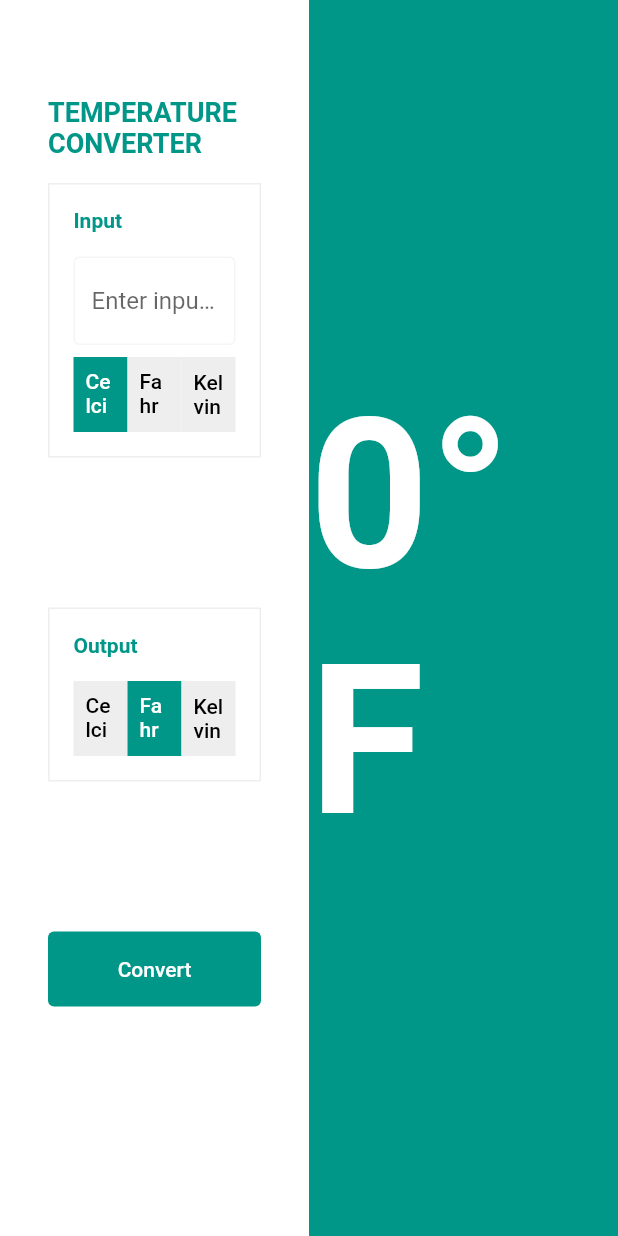
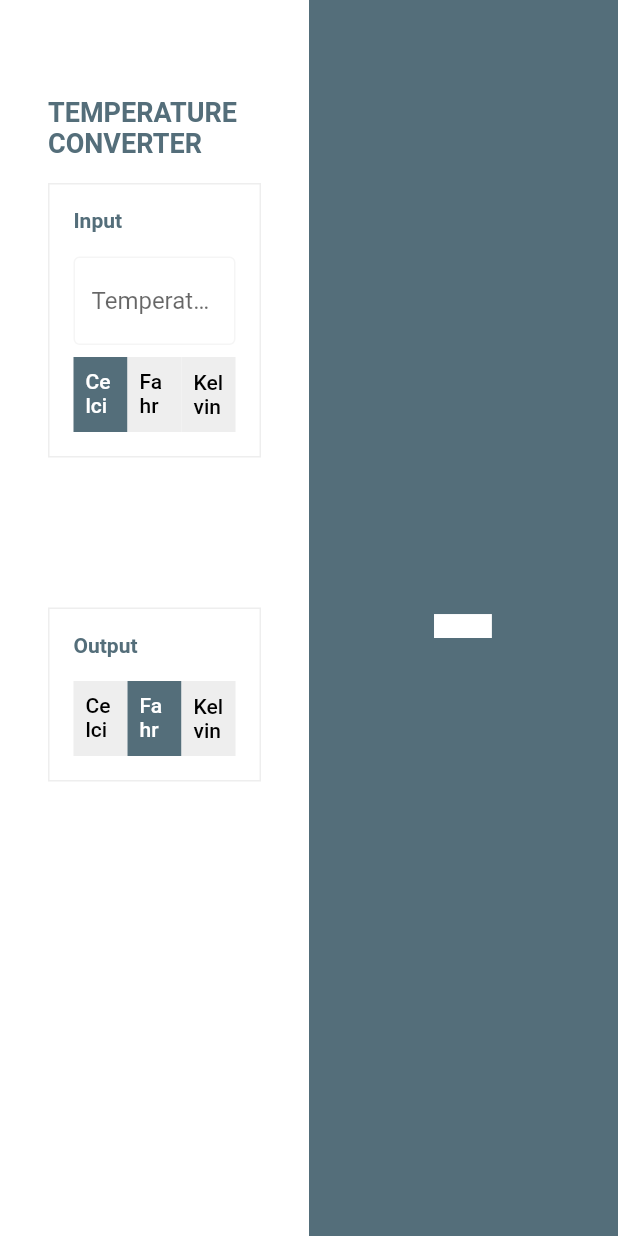
Before and after one commit to faetysal/temperature_converter_gui, a Flutter app: the screen it shows after launch, on a phone screen of 412 x 824 dp. Run offline on Flutter 3.47's test engine with Material 3 defaults, Android fonts, the phone set to English and light mode, and no system bars; our stand-ins replace get, group_button.

Commit message:
Add input/output variable

```diff
--- /dev/null
+++ b/lib/constants.dart
@@ -0,0 +1,3 @@
+import 'package:flutter/material.dart';
+
+Color pryColor = Colors.blueGrey[600]!;
--- a/lib/main.dart
+++ b/lib/main.dart
@@ -2,6 +2,8 @@ import 'package:flutter/material.dart';
 import 'package:flutter/services.dart';
 import 'package:get/get.dart';
 import 'package:group_button/group_button.dart';
+
+import 'constants.dart';
 
 void main() {
   runApp(const TemperatureConverter());
@@ -54,7 +56,7 @@ class Home extends StatelessWidget {
                     Text('TEMPERATURE CONVERTER', style: TextStyle(
                       fontSize: 18,
                       fontWeight: FontWeight.w600,
-                      color: Colors.teal
+                      color: pryColor
                     )),
                     const SizedBox(height: 16),
                     Container(
@@ -70,18 +72,22 @@ class Home extends StatelessWidget {
                           Text('Input', style: TextStyle(
                             fontSize: 14,
                             fontWeight: FontWeight.w600,
-                            color: Colors.teal
+                            color: pryColor
                           )),
                           const SizedBox(height: 16),
                           SizedBox(
                             child: TextFormField(
+                              onChanged: (v) {
+                                controller.inputValue.value = double.tryParse(v);
+                                controller.outputValue.value = double.tryParse(v);
+                              },
                               inputFormatters: [
                                 FilteringTextInputFormatter.allow(
-                                  RegExp(r'^-?(\d+(\.(\d+)?)?)?'),
+                                  RegExp(r'^-?(\d+(\.(\d+)?)?)?')
                                 )
                               ],
                               decoration: InputDecoration(
-                                hintText: 'Enter input temperature',
+                                hintText: 'Temperature',
                                 focusedBorder: OutlineInputBorder(
                                   borderSide: BorderSide(color: Colors.grey[100]!)
                                 ),
@@ -126,7 +132,7 @@ class Home extends StatelessWidget {
                           Text('Output', style: TextStyle(
                             fontSize: 14,
                             fontWeight: FontWeight.w600,
-                            color: Colors.teal
+                            color: pryColor
                           )),
                           const SizedBox(height: 16),
                           Obx(() => SizedBox(
@@ -146,14 +152,14 @@ class Home extends StatelessWidget {
                       )
                     ),
 
-                    const SizedBox(height: 100),
+                    /*const SizedBox(height: 100),
 
                     SizedBox(
                       width: double.infinity,
                       height: 50,
                       child: TextButton(
                         style: TextButton.styleFrom(
-                          backgroundColor: Colors.teal,
+                          backgroundColor: pryColor,
                           foregroundColor: Colors.white
                         ),
                         onPressed: () {
@@ -161,23 +167,30 @@ class Home extends StatelessWidget {
                         },
                         child: Text('Convert')
                       )
-                    )
+                    )*/
 
                   ],
                 ),
               )
             ),
             Expanded(
-              child: Obx(() => Container(
-                color: Colors.teal,
+              child: Obx(() {
+                /*String outputStr = '-';
+                if (controller.outputValue.value != null) {
+                  outputStr = "${controller.outputValue}${controller.outputUnit}";
+                }*/
+
+                return Container(
+                  color: pryColor,
                   child: Center(
-                  child: Text("0${controller.outputUnit.value}", style: TextStyle(
+                    child: Text(controller.outputString, style: const TextStyle(
                       color: Colors.white,
                       fontSize: 140,
                       fontWeight: FontWeight.w600
                     )),
                   ),
-              ))
+                );
+              })
             )
           ],
         ),
@@ -189,6 +202,23 @@ class Home extends StatelessWidget {
 class HomeController extends GetxController {
   RxString inputUnit = '°C'.obs;
   RxString outputUnit = '°F'.obs;
+
+  Rx<double?> inputValue = Rxn<double>();
+  Rx<double?> outputValue = Rxn<double>();
+
+  String get outputString {
+    if (outputValue.value == null) {
+      return '-';
+    }
+
+    final isZero = outputValue.truncateToDouble() == outputValue.value;
+    final output = outputValue.toStringAsFixed(isZero ? 0 : 2);
+    return "$output$outputUnit";
+  }
+
+  void convert() {
+
+  }
 }
 
 class RadioButton extends StatelessWidget {
@@ -206,7 +236,7 @@ class RadioButton extends StatelessWidget {
       height: 50,
       child: TextButton(
         style: TextButton.styleFrom(
-          backgroundColor: parent!.value == value ? Colors.teal : Colors.grey[200],
+          backgroundColor: parent!.value == value ? pryColor : Colors.grey[200],
           foregroundColor: parent.value == value ? Colors.white : Colors.black,
           shape: const RoundedRectangleBorder()
         ),
```
Lines whose indentation alone changed are shown as unchanged.
